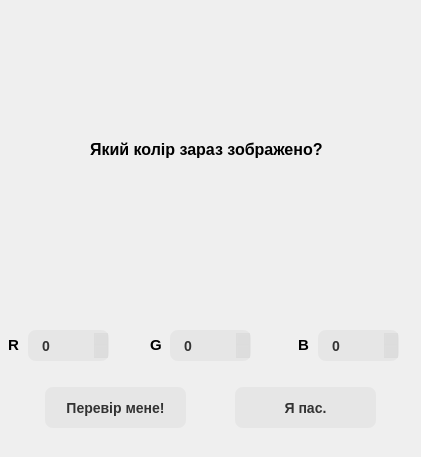
Old version of the form Guess_color_game/gamewindow.ui in the repository Dar-Tei/GuessTheColorGame.
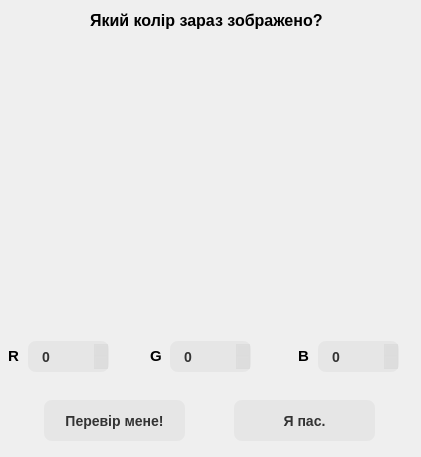
New version of the form.

The edit to the form file:
```diff
--- a/Guess_color_game/gamewindow.ui
+++ b/Guess_color_game/gamewindow.ui
@@ -28,8 +28,8 @@
   <widget class="QPushButton" name="pushButton_2">
    <property name="geometry">
     <rect>
-     <x>235</x>
-     <y>387</y>
+     <x>234</x>
+     <y>400</y>
      <width>141</width>
      <height>41</height>
     </rect>
@@ -55,7 +55,7 @@
    <property name="geometry">
     <rect>
      <x>8</x>
-     <y>337</y>
+     <y>348</y>
      <width>16</width>
      <height>16</height>
     </rect>
@@ -74,8 +74,8 @@
   <widget class="QPushButton" name="pushButton">
    <property name="geometry">
     <rect>
-     <x>45</x>
-     <y>387</y>
+     <x>44</x>
+     <y>400</y>
      <width>141</width>
      <height>41</height>
     </rect>
@@ -105,7 +105,7 @@
    <property name="geometry">
     <rect>
      <x>318</x>
-     <y>330</y>
+     <y>341</y>
      <width>81</width>
      <height>31</height>
     </rect>
@@ -137,7 +137,7 @@
    <property name="geometry">
     <rect>
      <x>150</x>
-     <y>337</y>
+     <y>348</y>
      <width>16</width>
      <height>16</height>
     </rect>
@@ -156,7 +156,7 @@
    <property name="geometry">
     <rect>
      <x>28</x>
-     <y>330</y>
+     <y>341</y>
      <width>81</width>
      <height>31</height>
     </rect>
@@ -188,7 +188,7 @@
    <property name="geometry">
     <rect>
      <x>70</x>
-     <y>9</y>
+     <y>40</y>
      <width>281</width>
      <height>281</height>
     </rect>
@@ -207,32 +207,12 @@
    <property name="frameShadow">
     <enum>QFrame::Raised</enum>
    </property>
-   <widget class="QLabel" name="label">
-    <property name="geometry">
-     <rect>
-      <x>20</x>
-      <y>130</y>
-      <width>241</width>
-      <height>20</height>
-     </rect>
-    </property>
-    <property name="font">
-     <font>
-      <family>Arial</family>
-      <pointsize>12</pointsize>
-      <bold>true</bold>
-     </font>
-    </property>
-    <property name="text">
-     <string>Який колір зараз зображено?</string>
-    </property>
-   </widget>
   </widget>
   <widget class="QLabel" name="label_4">
    <property name="geometry">
     <rect>
      <x>298</x>
-     <y>337</y>
+     <y>348</y>
      <width>16</width>
      <height>16</height>
     </rect>
@@ -252,7 +232,7 @@
    <property name="geometry">
     <rect>
      <x>170</x>
-     <y>330</y>
+     <y>341</y>
      <width>81</width>
      <height>31</height>
     </rect>
@@ -280,6 +260,26 @@
     <number>255</number>
    </property>
   </widget>
+  <widget class="QLabel" name="label">
+   <property name="geometry">
+    <rect>
+     <x>90</x>
+     <y>10</y>
+     <width>241</width>
+     <height>20</height>
+    </rect>
+   </property>
+   <property name="font">
+    <font>
+     <family>Arial</family>
+     <pointsize>12</pointsize>
+     <bold>true</bold>
+    </font>
+   </property>
+   <property name="text">
+    <string>Який колір зараз зображено?</string>
+   </property>
+  </widget>
  </widget>
  <resources/>
  <connections/>
```
